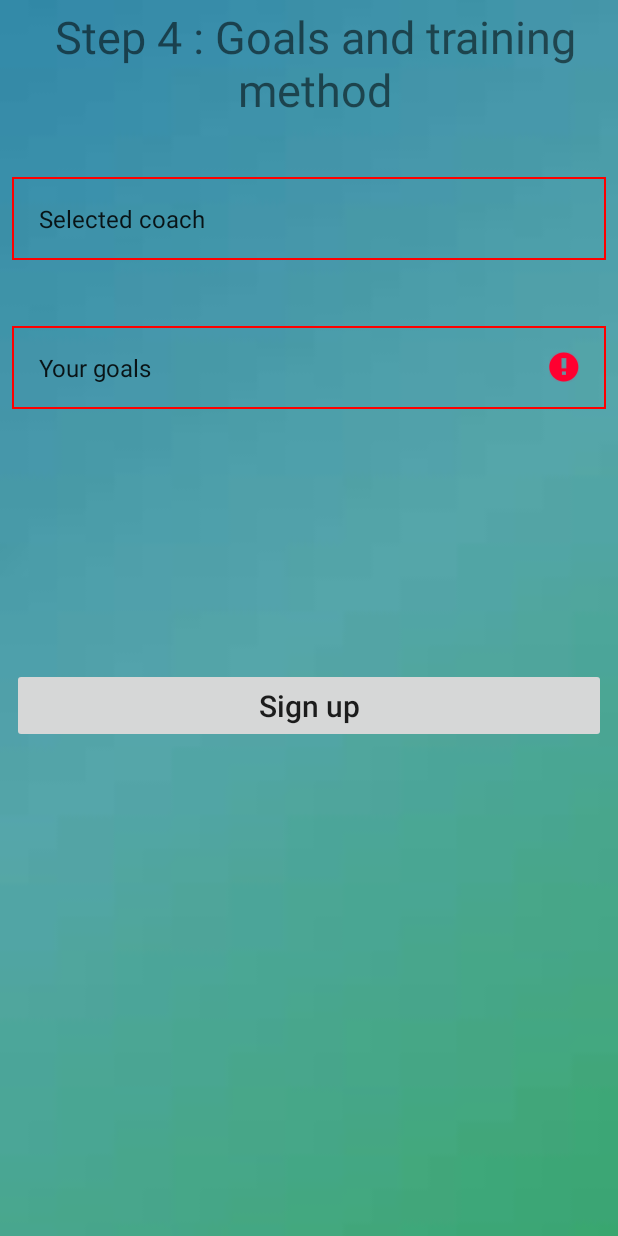
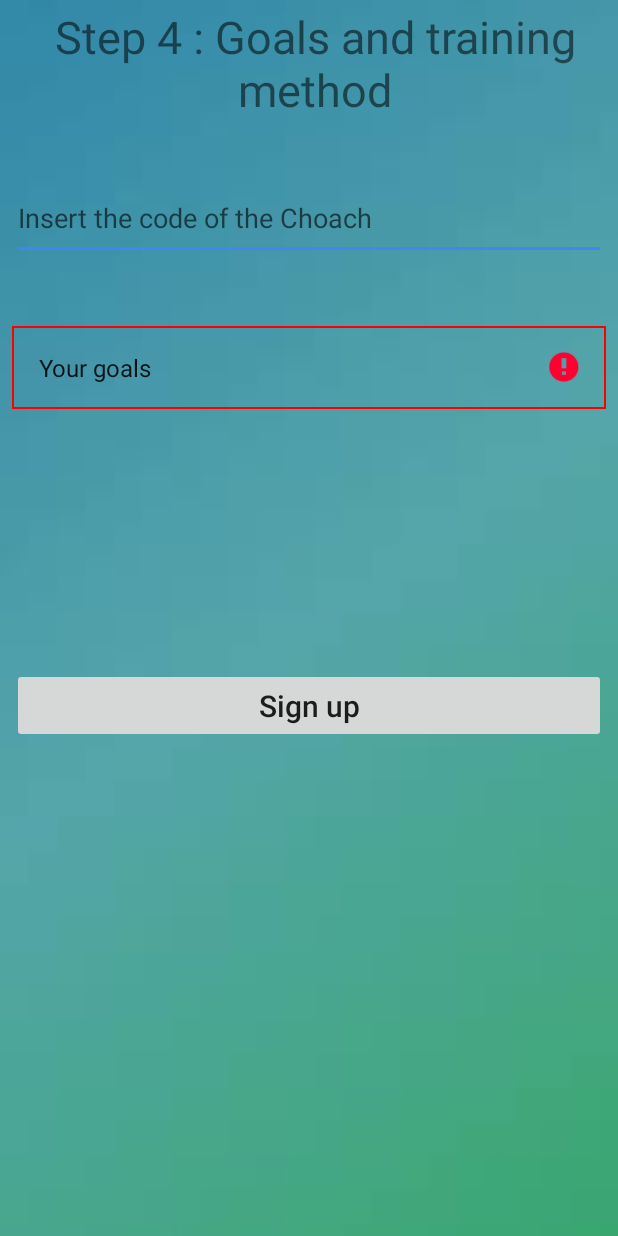
Before and after one commit to segevsig/gymfit_01, an Android app: the login_step4 screen opened directly, with no data from a screen before it, after a tap on "Sign up", on a phone screen of 412 x 824 dp. Run offline under Robolectric (Android 15) with nearby library versions, the phone set to English and light mode, and no system bars; our stand-ins replace Firebase (no records; nobody signed in at launch, a user with empty details on screens opened directly); libraries missing offline, so code that uses them is left out: com.firebase.client; 1 statement that could not run was skipped.

Commit message:
צריך לסדר את המסכים של יצירת אימון כל ה3

```diff
--- a/app/src/main/java/segev/gimfit/Running_activity.java
+++ b/app/src/main/java/segev/gimfit/Running_activity.java
@@ -423,7 +423,7 @@ findViewById(R.id.sendMail).setOnClickListener(new View.OnClickListener() {
                 mLastError = e;
 
             }
-            Toast.makeText(getApplication().getApplicationContext(), "Event send to the user",
+            Toast.makeText(Running_activity.this, "Event send to the user",
                     Toast.LENGTH_LONG).show();
 
 
--- a/app/src/main/java/segev/gimfit/login_step4.java
+++ b/app/src/main/java/segev/gimfit/login_step4.java
@@ -1,17 +1,22 @@
 package segev.gimfit;
 
 import android.content.Intent;
+import android.provider.Settings;
 import android.support.annotation.NonNull;
 import android.support.v7.app.AppCompatActivity;
 import android.os.Bundle;
 import android.view.View;
 import android.widget.ArrayAdapter;
 import android.widget.Button;
+import android.widget.EditText;
 import android.widget.Spinner;
 import android.widget.TextView;
 import android.widget.Toast;
 
+import com.firebase.client.DataSnapshot;
 import com.firebase.client.Firebase;
+import com.firebase.client.FirebaseError;
+import com.firebase.client.ValueEventListener;
 import com.google.android.gms.tasks.OnCompleteListener;
 import com.google.android.gms.tasks.Task;
 import com.google.firebase.auth.AuthResult;
@@ -21,17 +26,15 @@ public class login_step4 extends AppCompatActivity {
     private Firebase mRoot;
     FirebaseAuth mAuth;
     User_app Userapp;
+    private Firebase mRef;
+    int num = 0;
+
 
     @Override
     protected void onCreate(Bundle savedInstanceState) {
         super.onCreate(savedInstanceState);
         setContentView(R.layout.activity_login_step4);
         mAuth = FirebaseAuth.getInstance();
-        Spinner spinner = (Spinner) findViewById(R.id.spinnerSelectCoach);
-        ArrayAdapter<CharSequence> adapter = ArrayAdapter.createFromResource(this,
-                R.array.coaches, android.R.layout.simple_spinner_item);
-        adapter.setDropDownViewResource(android.R.layout.simple_spinner_dropdown_item);
-        spinner.setAdapter(adapter);
         Spinner spinner1 = (Spinner) findViewById(R.id.spinnerGoal);
         ArrayAdapter<CharSequence> adapter1 = ArrayAdapter.createFromResource(this,
                 R.array.goals, android.R.layout.simple_spinner_item);
@@ -39,15 +42,18 @@ public class login_step4 extends AppCompatActivity {
         spinner1.setAdapter(adapter1);
         final Button button2 = findViewById(R.id.button_FinalSignUp);
 
+
     }
     public boolean takefield() {
-        int num = 0;
+
         Spinner mySpinner = (Spinner) findViewById(R.id.spinnerGoal);
         String goals = mySpinner.getSelectedItem().toString();
-        Spinner mySpinner1 = (Spinner) findViewById(R.id.spinnerSelectCoach);
-        String choches = mySpinner1.getSelectedItem().toString();
-        TextView errorText = (TextView) mySpinner.getSelectedView();
-        TextView errorText1 = (TextView) mySpinner.getSelectedView();
+        EditText Choches=(EditText)findViewById(R.id.codeofchoach);
+
+        final int CoachCode=Integer.valueOf(Choches.getText().toString());
+
+        final TextView errorText = (TextView) mySpinner.getSelectedView();
+        final TextView errorText1 = (TextView) mySpinner.getSelectedView();
 
         if (goals.equals("Your goals")) {
             mySpinner.setBackgroundResource(R.drawable.border2);
@@ -56,21 +62,44 @@ public class login_step4 extends AppCompatActivity {
             mySpinner.setBackgroundResource(R.drawable.border);
             num = num + 1;
         }
-        if (choches.equals("Selected coach")) {
-            mySpinner1.setBackgroundResource(R.drawable.border2);
+        if (CoachCode==0) {
             errorText1.setError("You did not select");
         } else {
-            num = num + 1;
-            mySpinner1.setBackgroundResource(R.drawable.border);
+            mRef=new Firebase("https://gimfit-654d0.firebaseio.com/Coach");
+            mRef.addValueEventListener(new ValueEventListener() {
+                @Override
+                public void onDataChange(DataSnapshot dataSnapshot) {
+                    int code=0;
+                    for (DataSnapshot snapshot : dataSnapshot.getChildren()){
+                        code=snapshot.child("codeOfChoces").getValue(int.class);
+                    if (code==CoachCode){
+                        login_step4.this.num++;
+                        Toast.makeText(login_step4.this,"you select the coach"+snapshot.child("fullName").getValue(String.class) , Toast.LENGTH_LONG).show();
+                    }
+
+                    }
+                    if(code==0){
+                        errorText1.setError("You did not select");
+                    }
+                }
+
+                @Override
+                public void onCancelled(FirebaseError firebaseError) {
+
+                }
+            });
+
         }
+
         Userapp = (User_app) getIntent().getSerializableExtra("myobj");
         if (num == 2) {
             Userapp.setGoals(goals);
-            Userapp.setNameOfCoach(choches);
+            String nameOfChoches=Integer.toString(CoachCode);
+            Userapp.setNameOfCoach(nameOfChoches);
 
             return true;
         }
-        return false;
+        else{return false;}
     }
 
     public void signUp(View view) {
@@ -79,7 +108,7 @@ public class login_step4 extends AppCompatActivity {
                 @Override
                 public void onComplete(@NonNull Task<AuthResult> task) {
                     if (task.isSuccessful()) {
-                        mRoot = new Firebase("https://gimfit-654d0.firebaseio.com/trainee/" + Userapp.getNameOfCoach().toString());
+                        mRoot = new Firebase("https://gimfit-654d0.firebaseio.com/trainee/" + Userapp.getNameOfCoach());
                         mRoot.child(FirebaseAuth.getInstance().getCurrentUser().getUid().toString()).setValue(Userapp);
                         Intent intent = new Intent(login_step4.this, have_accuont.class);
                         startActivity(intent);
--- a/app/src/main/res/layout/activity_login_step4.xml
+++ b/app/src/main/res/layout/activity_login_step4.xml
@@ -7,6 +7,22 @@
     android:background="@drawable/gradient_background2"
     tools:context="segev.gimfit.login_step4">
 
+    <EditText
+        android:id="@+id/codeofchoach"
+        android:layout_width="match_parent"
+        android:layout_height="55dp"
+        android:layout_marginBottom="8dp"
+        android:layout_marginEnd="8dp"
+        android:layout_marginStart="8dp"
+        android:layout_marginTop="8dp"
+        android:ems="10"
+        android:inputType="textPersonName"
+        android:hint="Insert the code of the Choach"
+        app:layout_constraintBottom_toBottomOf="parent"
+        app:layout_constraintEnd_toEndOf="parent"
+        app:layout_constraintStart_toStartOf="parent"
+        app:layout_constraintTop_toTopOf="parent"
+        app:layout_constraintVertical_bias="0.146" />
     <TextView
         android:id="@+id/textView"
         android:layout_width="match_parent"
@@ -23,27 +39,6 @@
         app:layout_constraintStart_toStartOf="parent"
         app:layout_constraintTop_toTopOf="parent"
         app:layout_constraintVertical_bias="0.285" />
-
-    <Spinner
-        android:id="@+id/spinnerSelectCoach"
-        android:layout_width="match_parent"
-        android:layout_height="55dp"
-        android:layout_alignParentRight="true"
-        android:layout_marginBottom="8dp"
-        android:layout_marginEnd="8dp"
-        android:layout_marginStart="8dp"
-        android:layout_marginTop="8dp"
-        android:background="@drawable/border"
-        android:layoutDirection="ltr"
-        android:prompt="@string/selected_coach"
-        app:layout_constraintBottom_toBottomOf="parent"
-        app:layout_constraintEnd_toEndOf="parent"
-        app:layout_constraintHorizontal_bias="0.0"
-        app:layout_constraintStart_toStartOf="parent"
-        app:layout_constraintTop_toTopOf="parent"
-        app:layout_constraintVertical_bias="0.146">
-
-    </Spinner>
 
     <Spinner
         android:id="@+id/spinnerGoal"
@@ -86,4 +81,6 @@
         app:layout_constraintVertical_bias="0.577" />
 
 
+
+
 </android.support.constraint.ConstraintLayout>
```
Also changed, not shown: app/src/main/java/segev/gimfit/MainActivity.java (+1 -20 lines), app/src/main/java/segev/gimfit/User_app.java (+7 -8 lines), app/src/main/java/segev/gimfit/User_app_coach.java (added, +110 -0 lines), app/src/main/java/segev/gimfit/login_step2.java (+8 -12 lines).
